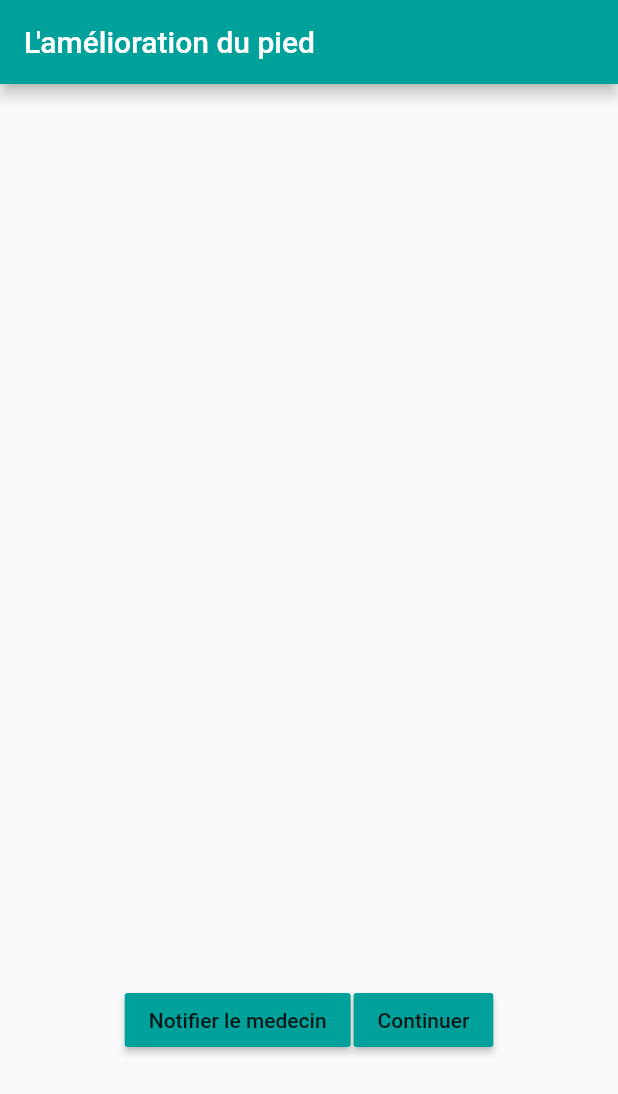
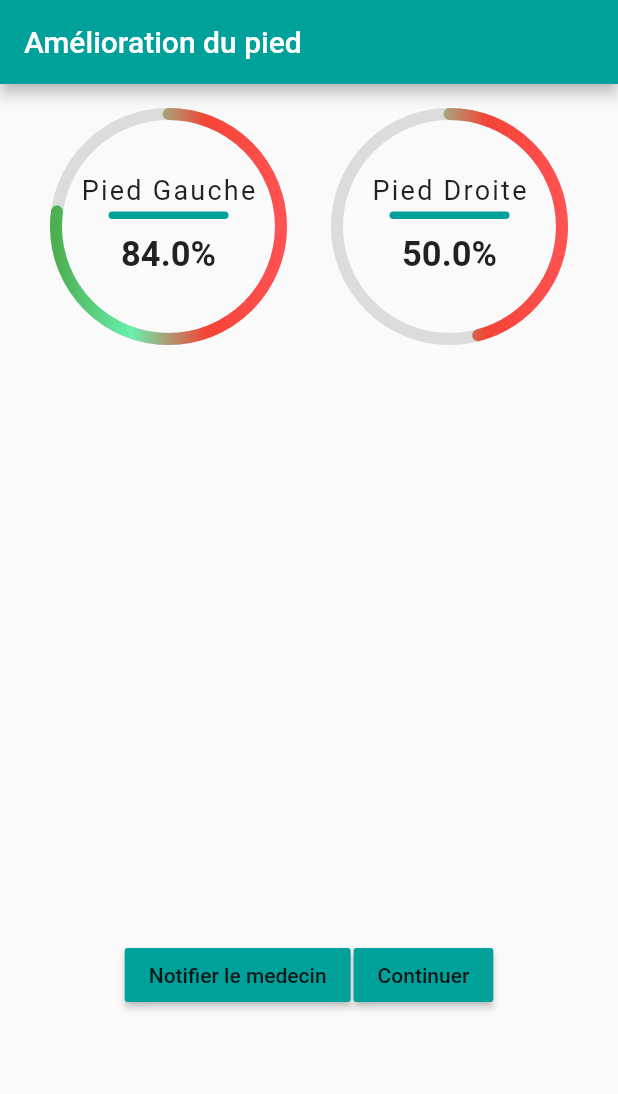
Before and after one commit to tahaJemmali/fitfoot, a Flutter app: the Notifications screen opened directly, on a phone screen of 412 x 824 dp. Shown: the top 1094 px of the screen. Run offline on Flutter 3.47's test engine with Material 2 defaults, Android fonts, the phone set to English and light mode, and no system bars; our stand-ins replace sticky_headers; missing offline and left inert: flutter_sms, mailer, smart_select; Roboto replaces fonts that are missing (Muli).

Commit message:
resultat_ui

```diff
--- a/flutter_app/workspace/lib/AnalyseModule/widgets/notification.dart
+++ b/flutter_app/workspace/lib/AnalyseModule/widgets/notification.dart
@@ -5,6 +5,7 @@
 import 'package:smart_select/smart_select.dart';
 import 'package:sticky_headers/sticky_headers.dart';
 import 'package:workspace/DrawerPages/home.dart';
+import 'package:workspace/AnalyseModule/widgets/radial_progress.dart';
 
 void _sendSMS(String message, List<String> recipents) async {
   String _result = await sendSMS(message: message, recipients: recipents)
@@ -46,19 +47,40 @@
   sendit();
 }
 
-class Notifications extends StatelessWidget {
+class Notifications extends StatefulWidget {
+  @override
+  _NotificationsState createState() => _NotificationsState();
+}
+
+class _NotificationsState extends State<Notifications> {
   @override
   Widget build(BuildContext context) {
     return Scaffold(
         resizeToAvoidBottomInset: false,
         appBar: AppBar(
-          title: Text("L'amélioration du pied"),
+          title: Text("Amélioration du pied"),
           automaticallyImplyLeading: false,
         ),
         body: Column(
           children: <Widget>[
             Padding(
-              padding: const EdgeInsets.all(300.0),
+              padding: const EdgeInsets.all(10),
+            ),
+            Row(
+              mainAxisAlignment: MainAxisAlignment.spaceEvenly,
+              children: [
+                RadialProgress(
+                  goalCompleted: 0.84,
+                  msg: "Pied Gauche",
+                ),
+                RadialProgress(
+                  goalCompleted: 0.5,
+                  msg: "Pied Droite",
+                ),
+              ],
+            ),
+            Padding(
+              padding: const EdgeInsets.all(200.0),
             ),
             Center(
               child: Row(
--- /dev/null
+++ b/flutter_app/workspace/lib/AnalyseModule/widgets/radial_progress.dart
@@ -0,0 +1,126 @@
+import 'package:flutter/material.dart';
+import 'package:vector_math/vector_math_64.dart' as math;
+
+class RadialProgress extends StatefulWidget {
+  final double goalCompleted;
+  final String msg;
+
+  RadialProgress({@required this.goalCompleted, @required this.msg});
+  @override
+  _RadialProgressState createState() => _RadialProgressState();
+}
+
+class _RadialProgressState extends State<RadialProgress>
+    with SingleTickerProviderStateMixin {
+  AnimationController _radialProgressAnimationController;
+  Animation<double> _progressAnimation;
+  final Duration fadeInDuration = Duration(milliseconds: 500);
+  final Duration fillDuration = Duration(seconds: 2);
+
+  double progressDegrees = 0;
+  var count = 0;
+
+  @override
+  void initState() {
+    super.initState();
+    _radialProgressAnimationController =
+        AnimationController(vsync: this, duration: fillDuration);
+    _progressAnimation = Tween(begin: 0.0, end: 360.0).animate(CurvedAnimation(
+        parent: _radialProgressAnimationController, curve: Curves.easeIn))
+      ..addListener(() {
+        setState(() {
+          progressDegrees = widget.goalCompleted * _progressAnimation.value;
+        });
+      });
+
+    _radialProgressAnimationController.forward();
+  }
+
+  @override
+  void dispose() {
+    _radialProgressAnimationController.dispose();
+    super.dispose();
+  }
+
+  @override
+  Widget build(BuildContext context) {
+    return CustomPaint(
+      child: Container(
+        height: 150.0,
+        width: 150.0,
+        padding: EdgeInsets.symmetric(vertical: 40.0),
+        child: AnimatedOpacity(
+          opacity: progressDegrees > 30 ? 1.0 : 0.0,
+          duration: fadeInDuration,
+          child: Column(
+            children: <Widget>[
+              Text(
+                widget.msg,
+                style: TextStyle(fontSize: 18.0, letterSpacing: 1.5),
+              ),
+              SizedBox(
+                height: 4.0,
+              ),
+              Container(
+                height: 5.0,
+                width: 80.0,
+                decoration: BoxDecoration(
+                    color: new Color(0xFF00A19A),
+                    borderRadius: BorderRadius.all(Radius.circular(4.0))),
+              ),
+              SizedBox(
+                height: 10.0,
+              ),
+              Text(
+                (widget.goalCompleted * 100).toString() + "%",
+                style: TextStyle(fontSize: 23.0, fontWeight: FontWeight.bold),
+              ),
+            ],
+          ),
+        ),
+      ),
+      painter: RadialPainter(progressDegrees),
+    );
+  }
+}
+
+class RadialPainter extends CustomPainter {
+  double progressInDegrees;
+
+  RadialPainter(this.progressInDegrees);
+
+  @override
+  void paint(Canvas canvas, Size size) {
+    Paint paint = Paint()
+      ..color = Colors.black12
+      ..strokeCap = StrokeCap.round
+      ..style = PaintingStyle.stroke
+      ..strokeWidth = 8.0;
+
+    Offset center = Offset(size.width / 2, size.height / 2);
+    canvas.drawCircle(center, size.width / 2, paint);
+
+    Paint progressPaint = Paint()
+      ..shader = LinearGradient(colors: [
+        Colors.green,
+        Colors.greenAccent,
+        Colors.red,
+        Colors.redAccent
+      ]).createShader(Rect.fromCircle(center: center, radius: size.width / 2))
+      ..strokeCap = StrokeCap.round
+      ..style = PaintingStyle.stroke
+      ..strokeWidth = 8.0;
+
+    canvas.drawArc(
+        Rect.fromCircle(center: center, radius: size.width / 2),
+        math.radians(-90),
+        math.radians(progressInDegrees),
+        false,
+        progressPaint);
+  }
+
+  @override
+  bool shouldRepaint(CustomPainter oldDelegate) {
+    return true;
+  }
+}
```
